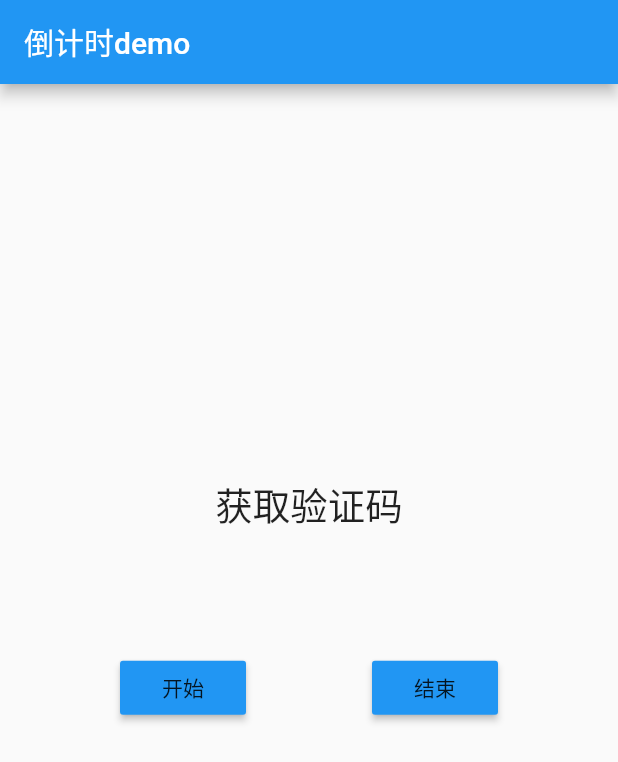
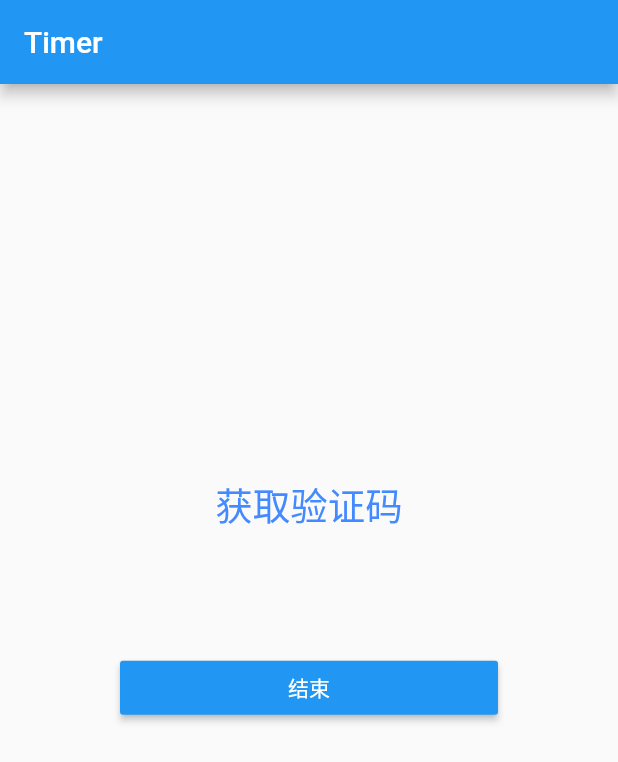
Before and after one commit to Lans/flutter_timer, a Flutter app: the screen it shows after launch, on a phone screen of 412 x 824 dp. Shown: the top 762 px of the screen. Run offline on Flutter 3.47's test engine with Material 2 defaults, Android fonts, the phone set to English and light mode, and no system bars.

Commit message:
migrate to androidx fix timer bug

```diff
--- a/lib/main.dart
+++ b/lib/main.dart
@@ -12,16 +12,17 @@ class MyApp extends StatelessWidget {
         theme: ThemeData(
           primarySwatch: Colors.blue,
         ),
-      home: MyHomePage(title: '倒计时demo'),
-    );
+        home: Scaffold(
+            appBar: AppBar(
+              title: Text("Timer"),
+            ),
+            body: Center(
+              child: MyHomePage(),
+            )));
   }
 }
 
 class MyHomePage extends StatefulWidget {
-  MyHomePage({Key key, this.title}) : super(key: key);
-
-  final String title;
-
   @override
   _MyHomePageState createState() => _MyHomePageState();
 }
@@ -30,44 +31,43 @@ class _MyHomePageState extends State<MyHomePage> {
   Timer _timer;
 
   //倒计时数值
-  var countdownTime = 0;
+  var _enable = true;
+  var _time = 0;
 
   //倒计时方法
-  startCountdown() {
+  void startCountdown(int count) {
+    if (!_enable) return;
+    setState(() {
+      _enable = false;
+      _time = count;
+    });
     //倒计时时间
-    countdownTime = 10;
-    final call = (timer) {
-      if (countdownTime < 1) {
-        _timer.cancel();
-      } else {
+    _timer = Timer.periodic(Duration(seconds: 1), (Timer it) {
+      print(it.tick);
       setState(() {
-          countdownTime -= 1;
+        if (it.tick == count) {
+          _enable = true;
+          it.cancel();
+        }
+        _time = count - it.tick;
       });
-      }
-    };
-    _timer = Timer.periodic(Duration(seconds: 1), call);
-  }
-
-  String handleCodeAutoSizeText() {
-    if (countdownTime > 0) {
-      return "${countdownTime}s后重新获取";
-    } else
-      return "获取验证码";
+    });
   }
 
   @override
   Widget build(BuildContext context) {
-    return Scaffold(
-      appBar: AppBar(
-        title: Text(widget.title),
-      ),
-      body: Center(
-        child: Column(
+    return Column(
       mainAxisAlignment: MainAxisAlignment.center,
       children: <Widget>[
-            Text(
-              handleCodeAutoSizeText(),
-              style: TextStyle(fontSize: 25),
+        GestureDetector(
+          onTap: () {
+            // ignore: unnecessary_statements
+            _enable ? startCountdown(10) : null;
+          },
+          child: Text(
+            _time == 0 ? "获取验证码" : "${_time}s后重新获取",
+            style: TextStyle(fontSize: 25, color: Colors.blueAccent),
+          ),
         ),
         Padding(
           padding: const EdgeInsets.all(80),
@@ -78,25 +78,18 @@ class _MyHomePageState extends State<MyHomePage> {
               Expanded(
                 child: MaterialButton(
                   onPressed: () {
-                        if (countdownTime == 0) {
-                          startCountdown();
+                    setState(() {
+                      _time = 0;
+                      _enable = true;
+                      if (_timer != null && _timer.isActive) {
+                        _timer.cancel();
                       }
-                      },
-                      child: Text("开始"),
-                      color: Colors.blue,
-                    ),
-                  ),
-                  Expanded(
-                    child: Text(""),
-                  ),
-                  Expanded(
-                    child: MaterialButton(
-                      onPressed: () {
-                        setState(() {
-                          countdownTime = 0;
                     });
                   },
-                      child: Text("结束"),
+                  child: Text(
+                    "结束",
+                    style: TextStyle(color: Colors.white),
+                  ),
                   color: Colors.blue,
                 ),
               ),
@@ -104,8 +97,6 @@ class _MyHomePageState extends State<MyHomePage> {
           ),
         )
       ],
-        ),
-      ),
     );
   }
 
@@ -114,6 +105,7 @@ class _MyHomePageState extends State<MyHomePage> {
     super.dispose();
     if (_timer != null) {
       _timer.cancel();
+      _timer = null;
     }
   }
 }
```
Also changed, not shown: pubspec.lock, 3 other files. Lines whose indentation alone changed are shown as unchanged.
